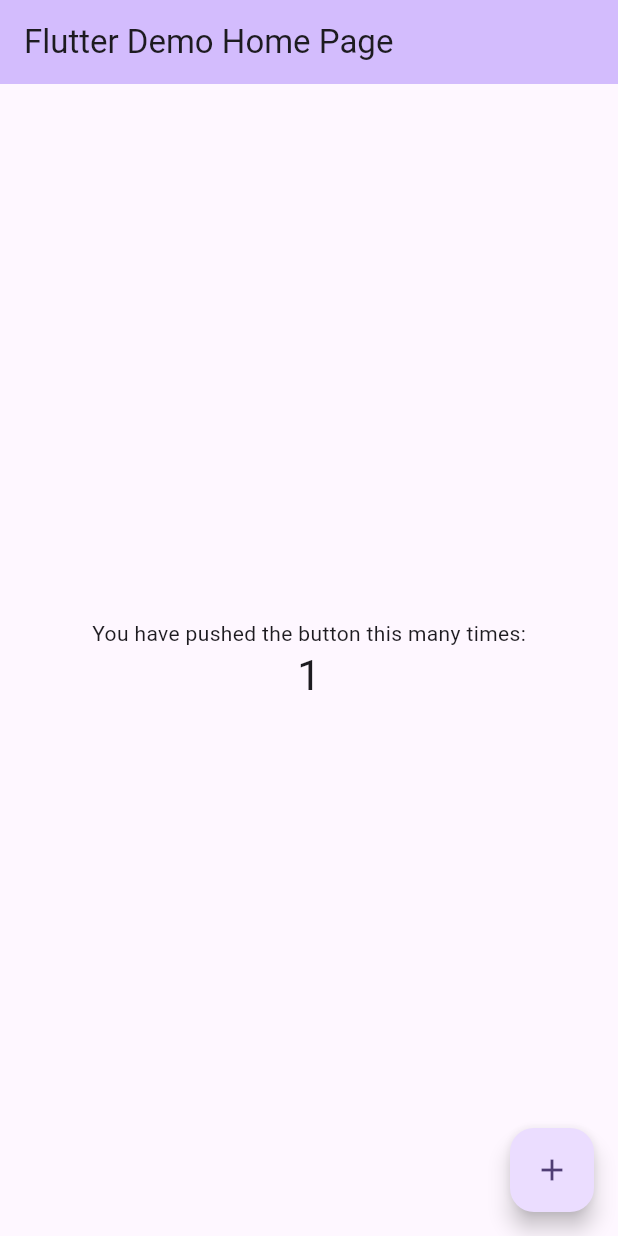
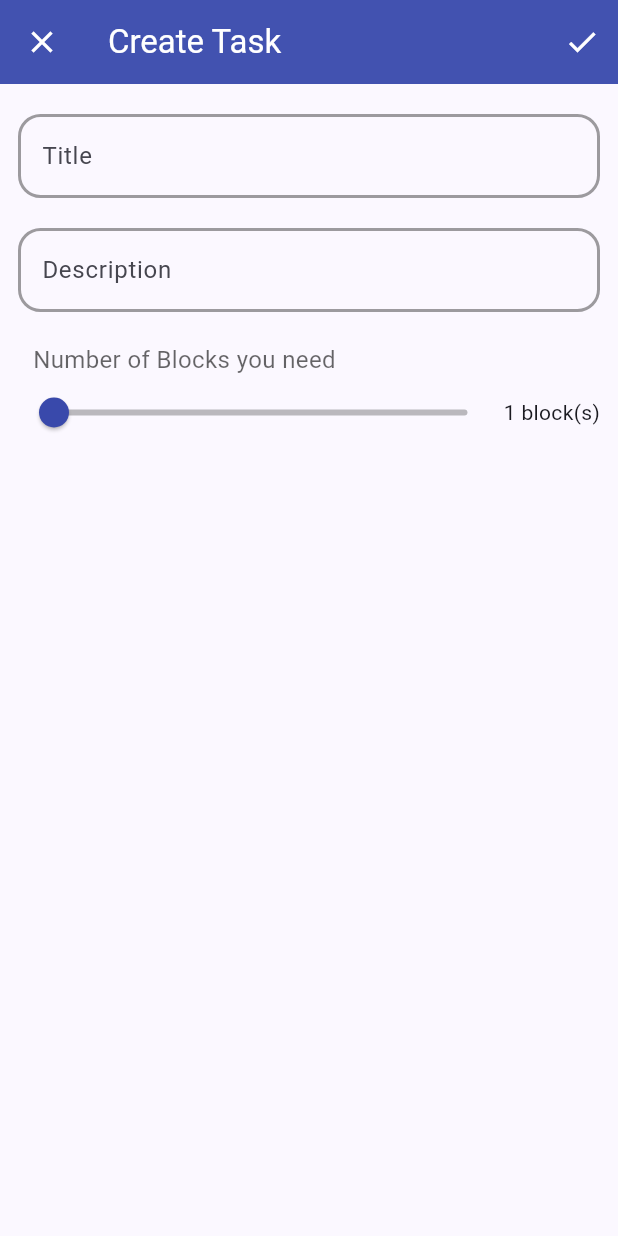
Before and after one commit to SathiyaramanM/Blocks, a Flutter app: the screen it shows after launch, after a tap on the "add" icon, on a phone screen of 412 x 824 dp. Run offline on Flutter 3.47's test engine with Material 3 defaults, Android fonts, the phone set to English and light mode, and no system bars; our stand-ins replace objectbox; missing offline and left inert: objectbox_flutter_libs; generated files the repository leaves out were written again.

Commit message:
Finish Task Creation feature (#15)
Create screens for home, create and view tasks.
Use ObjectBox for data persistence

```diff
--- /dev/null
+++ b/src/lib/entities/task.dart
@@ -0,0 +1,19 @@
+import 'package:objectbox/objectbox.dart';
+
+@Entity()
+class Task {
+  @Id()
+  int id;
+
+  String title;
+
+  String? description;
+
+  int noOfBlocks;
+
+  Task(
+      {this.id = 0,
+      required this.title,
+      this.description,
+      required this.noOfBlocks});
+}
--- a/src/lib/main.dart
+++ b/src/lib/main.dart
@@ -1,6 +1,15 @@
+import 'package:blocks/screens/home_screen.dart';
+import 'package:blocks/storage/objectbox.dart';
 import 'package:flutter/material.dart';
+import 'package:objectbox_flutter_libs/objectbox_flutter_libs.dart';
 
-void main() {
+late ObjectBox objectBox;
+
+void main() async {
+  WidgetsFlutterBinding.ensureInitialized();
+
+  loadObjectBoxLibraryAndroidCompat();
+  objectBox = await ObjectBox.create();
   runApp(const MyApp());
 }
 
@@ -10,116 +19,62 @@ class MyApp extends StatelessWidget {
   // This widget is the root of your application.
   @override
   Widget build(BuildContext context) {
+    Color lightModeSeedColor = Colors.indigo.shade600;
+    Color darkModeSeedColor = Colors.indigo.shade400;
     return MaterialApp(
-      title: 'Flutter Demo',
+      title: 'Blocks',
       theme: ThemeData(
-        // This is the theme of your application.
-        //
-        // TRY THIS: Try running your application with "flutter run". You'll see
-        // the application has a purple toolbar. Then, without quitting the app,
-        // try changing the seedColor in the colorScheme below to Colors.green
-        // and then invoke "hot reload" (save your changes or press the "hot
-        // reload" button in a Flutter-supported IDE, or press "r" if you used
-        // the command line to start the app).
-        //
-        // Notice that the counter didn't reset back to zero; the application
-        // state is not lost during the reload. To reset the state, use hot
-        // restart instead.
-        //
-        // This works for code too, not just values: Most code changes can be
-        // tested with just a hot reload.
-        colorScheme: ColorScheme.fromSeed(seedColor: Colors.deepPurple),
-        useMaterial3: true,
-      ),
-      home: const MyHomePage(title: 'Flutter Demo Home Page'),
+          colorScheme: ColorScheme.fromSeed(
+              seedColor: Colors.indigo, background: Colors.indigo.shade50),
+          appBarTheme: const AppBarTheme(
+              elevation: 15,
+              foregroundColor: Colors.white,
+              backgroundColor: Colors.indigo),
+          floatingActionButtonTheme: FloatingActionButtonThemeData(
+              backgroundColor: lightModeSeedColor,
+              foregroundColor: Colors.indigo.shade50),
+          inputDecorationTheme: InputDecorationTheme(
+            border: OutlineInputBorder(
+                borderRadius: BorderRadius.circular(15),
+                borderSide: const BorderSide(width: 2)),
+            enabledBorder: OutlineInputBorder(
+                borderRadius: BorderRadius.circular(15),
+                borderSide: const BorderSide(width: 2, color: Colors.black38)),
+            focusedBorder: OutlineInputBorder(
+                borderRadius: BorderRadius.circular(15),
+                borderSide: BorderSide(color: lightModeSeedColor, width: 2)),
+          ),
+          sliderTheme: SliderThemeData(
+              thumbColor: lightModeSeedColor,
+              inactiveTrackColor: Colors.black26),
+          useMaterial3: true),
+      darkTheme: ThemeData(
+          colorScheme: ColorScheme.fromSeed(
+              seedColor: darkModeSeedColor, brightness: Brightness.dark),
+          appBarTheme:
+              const AppBarTheme(elevation: 15, backgroundColor: Colors.indigo),
+          floatingActionButtonTheme: FloatingActionButtonThemeData(
+            backgroundColor: Colors.indigo.shade400,
+          ),
+          inputDecorationTheme: InputDecorationTheme(
+            border: OutlineInputBorder(borderRadius: BorderRadius.circular(15)),
+            enabledBorder: OutlineInputBorder(
+                borderRadius: BorderRadius.circular(15),
+                borderSide: const BorderSide(width: 2, color: Colors.white38)),
+            focusedBorder: OutlineInputBorder(
+                borderRadius: BorderRadius.circular(15),
+                borderSide: const BorderSide(
+                  color: Colors.indigo,
+                  width: 2,
+                )),
+          ),
+          sliderTheme: SliderThemeData(
+              thumbColor: darkModeSeedColor,
+              inactiveTrackColor: Colors.white60,
+              activeTrackColor: darkModeSeedColor),
+          useMaterial3: true),
+      home: const HomeScreen(title: 'Blocks'),
+      debugShowCheckedModeBanner: false,
     );
   }
 }
-
-class MyHomePage extends StatefulWidget {
-  const MyHomePage({super.key, required this.title});
-
-  // This widget is the home page of your application. It is stateful, meaning
-  // that it has a State object (defined below) that contains fields that affect
-  // how it looks.
-
-  // This class is the configuration for the state. It holds the values (in this
-  // case the title) provided by the parent (in this case the App widget) and
-  // used by the build method of the State. Fields in a Widget subclass are
-  // always marked "final".
-
-  final String title;
-
-  @override
-  State<MyHomePage> createState() => _MyHomePageState();
-}
-
-class _MyHomePageState extends State<MyHomePage> {
-  int _counter = 0;
-
-  void _incrementCounter() {
-    setState(() {
-      // This call to setState tells the Flutter framework that something has
-      // changed in this State, which causes it to rerun the build method below
-      // so that the display can reflect the updated values. If we changed
-      // _counter without calling setState(), then the build method would not be
-      // called again, and so nothing would appear to happen.
-      _counter++;
-    });
-  }
-
-  @override
-  Widget build(BuildContext context) {
-    // This method is rerun every time setState is called, for instance as done
-    // by the _incrementCounter method above.
-    //
-    // The Flutter framework has been optimized to make rerunning build methods
-    // fast, so that you can just rebuild anything that needs updating rather
-    // than having to individually change instances of widgets.
-    return Scaffold(
-      appBar: AppBar(
-        // TRY THIS: Try changing the color here to a specific color (to
-        // Colors.amber, perhaps?) and trigger a hot reload to see the AppBar
-        // change color while the other colors stay the same.
-        backgroundColor: Theme.of(context).colorScheme.inversePrimary,
-        // Here we take the value from the MyHomePage object that was created by
-        // the App.build method, and use it to set our appbar title.
-        title: Text(widget.title),
-      ),
-      body: Center(
-        // Center is a layout widget. It takes a single child and positions it
-        // in the middle of the parent.
-        child: Column(
-          // Column is also a layout widget. It takes a list of children and
-          // arranges them vertically. By default, it sizes itself to fit its
-          // children horizontally, and tries to be as tall as its parent.
-          //
-          // Column has various properties to control how it sizes itself and
-          // how it positions its children. Here we use mainAxisAlignment to
-          // center the children vertically; the main axis here is the vertical
-          // axis because Columns are vertical (the cross axis would be
-          // horizontal).
-          //
-          // TRY THIS: Invoke "debug painting" (choose the "Toggle Debug Paint"
-          // action in the IDE, or press "p" in the console), to see the
-          // wireframe for each widget.
-          mainAxisAlignment: MainAxisAlignment.center,
-          children: <Widget>[
-            const Text(
-              'You have pushed the button this many times:',
-            ),
-            Text(
-              '$_counter',
-              style: Theme.of(context).textTheme.headlineMedium,
-            ),
-          ],
-        ),
-      ),
-      floatingActionButton: FloatingActionButton(
-        onPressed: _incrementCounter,
-        tooltip: 'Increment',
-        child: const Icon(Icons.add),
-      ), // This trailing comma makes auto-formatting nicer for build methods.
-    );
-  }
-}
--- /dev/null
+++ b/src/lib/screens/create_task_screen.dart
@@ -0,0 +1,109 @@
+import 'package:blocks/entities/task.dart';
+import 'package:blocks/storage/task_repository.dart';
+import 'package:flutter/material.dart';
+
+class CreateTaskScreen extends StatefulWidget {
+  const CreateTaskScreen({super.key});
+
+  @override
+  State<CreateTaskScreen> createState() => _CreateTaskScreenState();
+}
+
+class _CreateTaskScreenState extends State<CreateTaskScreen> {
+  final _formKey = GlobalKey<FormState>();
+  final _titleController = TextEditingController();
+  final _descriptionController = TextEditingController();
+  double _noOfBlocks = 1;
+
+  @override
+  Widget build(BuildContext context) {
+    return Scaffold(
+        appBar: AppBar(
+          title: const Text('Create Task'),
+          leading: IconButton(
+            icon: const Icon(Icons.close),
+            onPressed: () => {Navigator.of(context).pop()},
+          ),
+          actions: [
+            IconButton(
+                onPressed: () async {
+                  if (_formKey.currentState!.validate()) {
+                    final title = _titleController.text;
+                    final description = _descriptionController.text;
+                    final noOfBlocks = _noOfBlocks.toInt();
+                    final task = Task(
+                        title: title,
+                        description: description,
+                        noOfBlocks: noOfBlocks);
+                    await TaskRepository.addTask(task);
+                    if (context.mounted) {
+                      Navigator.of(context).pop();
+                    }
+                  }
+                },
+                icon: const Icon(Icons.check))
+          ],
+        ),
+        body: Form(
+            key: _formKey,
+            child: Padding(
+              padding: const EdgeInsets.fromLTRB(12, 20, 12, 12),
+              child: Column(
+                crossAxisAlignment: CrossAxisAlignment.start,
+                children: [
+                  TextFormField(
+                    validator: (value) {
+                      return value == null || value.isEmpty
+                          ? "Please enter some value"
+                          : null;
+                    },
+                    decoration: const InputDecoration(
+                        labelText: "Title", hintText: "What's the task?"),
+                    controller: _titleController,
+                  ),
+                  const SizedBox(height: 20),
+                  TextFormField(
+                    decoration: const InputDecoration(
+                        labelText: "Description",
+                        hintText: "Describe your task in few words"),
+                    keyboardType: TextInputType.multiline,
+                    maxLines: 2,
+                    minLines: 1,
+                    controller: _descriptionController,
+                  ),
+                  const SizedBox(height: 20),
+                  Padding(
+                    padding: const EdgeInsets.only(left: 10, right: 10),
+                    child: Text("Number of Blocks you need",
+                        style: TextStyle(
+                            color: Theme.of(context).hintColor, fontSize: 16)),
+                  ),
+                  Row(
+                    children: [
+                      Expanded(
+                        child: Slider(
+                          value: _noOfBlocks,
+                          min: 1,
+                          max: 16,
+                          onChanged: (value) {
+                            setState(() {
+                              _noOfBlocks = value;
+                            });
+                          },
+                        ),
+                      ),
+                      Text("${_noOfBlocks.toInt()} block(s)")
+                    ],
+                  ),
+                ],
+              ),
+            )));
+  }
+
+  @override
+  void dispose() {
+    super.dispose();
+    _titleController.dispose();
+    _descriptionController.dispose();
+  }
+}
--- /dev/null
+++ b/src/lib/screens/home_screen.dart
@@ -0,0 +1,104 @@
+import 'package:blocks/entities/task.dart';
+import 'package:blocks/screens/create_task_screen.dart';
+import 'package:blocks/screens/view_task_screen.dart';
+import 'package:blocks/storage/task_repository.dart';
+import 'package:flutter/material.dart';
+
+class HomeScreen extends StatelessWidget {
+  const HomeScreen({super.key, required this.title});
+
+  final String title;
+
+  void createNewTask(BuildContext context) {
+    Navigator.of(context).push(MaterialPageRoute(
+        builder: (context) => const CreateTaskScreen(),
+        fullscreenDialog: true));
+  }
+
+  @override
+  Widget build(BuildContext context) {
+    return Scaffold(
+      appBar: AppBar(
+        title: Text(title),
+      ),
+      floatingActionButton: FloatingActionButton(
+        onPressed: () => createNewTask(context),
+        child: const Icon(Icons.add),
+      ),
+      body: Padding(
+        padding: const EdgeInsets.fromLTRB(12, 16, 12, 16),
+        child: Column(
+          crossAxisAlignment: CrossAxisAlignment.start,
+          children: [
+            Padding(
+              padding: const EdgeInsets.fromLTRB(4, 4, 4, 12),
+              child: Text(
+                'Your Tasks',
+                style: Theme.of(context).textTheme.bodyLarge,
+                textAlign: TextAlign.start,
+              ),
+            ),
+            StreamBuilder(
+              stream: TaskRepository.getTasks(),
+              builder: (context, snapshot) {
+                if (snapshot.hasError) {
+                  debugPrintStack(stackTrace: snapshot.stackTrace);
+                  return Column(
+                    mainAxisAlignment: MainAxisAlignment.center,
+                    children: [
+                      const Icon(
+                        Icons.error_outline,
+                        color: Colors.red,
+                        size: 60,
+                      ),
+                      Padding(
+                        padding:
+                            const EdgeInsets.only(top: 16, left: 16, right: 16),
+                        child: Text('Error: ${snapshot.error}'),
+                      ),
+                    ],
+                  );
+                } else {
+                  return ListView.builder(
+                      shrinkWrap: true,
+                      itemCount: snapshot.hasData ? snapshot.data!.length : 0,
+                      itemBuilder: (builder, index) {
+                        final task = snapshot.data?[index];
+                        if (task == null) {
+                          return const Text("Unknown error");
+                        }
+                        return Dismissible(
+                          key: UniqueKey(),
+                          onDismissed: (direction) async =>
+                              await deleteTask(task.id),
+                          child: ListTile(
+                              key: Key('list_item_$index'),
+                              onTap: () => viewTask(context, task),
+                              leading: Checkbox(value: true, onChanged: (_) {}),
+                              title: Text(task.title,
+                                  style: Theme.of(context).textTheme.bodyLarge),
+                              trailing: IconButton(
+                                  icon: const Icon(Icons.delete),
+                                  onPressed: () async =>
+                                      await deleteTask(task.id)),
+                              contentPadding: EdgeInsets.zero),
+                        );
+                      });
+                }
+              },
+            ),
+          ],
+        ),
+      ),
+    );
+  }
+
+  void viewTask(BuildContext context, Task task) {
+    Navigator.of(context).push(
+        MaterialPageRoute(builder: (context) => ViewTaskScreen(task: task)));
+  }
+
+  Future deleteTask(int taskId) {
+    return TaskRepository.removeTask(taskId);
+  }
+}
--- /dev/null
+++ b/src/lib/screens/view_task_screen.dart
@@ -0,0 +1,26 @@
+import 'package:blocks/entities/task.dart';
+import 'package:flutter/material.dart';
+
+class ViewTaskScreen extends StatelessWidget {
+  const ViewTaskScreen({super.key, required this.task});
+
+  final Task task;
+
+  @override
+  Widget build(BuildContext context) {
+    return Scaffold(
+      appBar: AppBar(
+        title: Text(task.title),
+      ),
+      body: Container(
+        padding: const EdgeInsets.fromLTRB(12, 16, 12, 12),
+        child: Center(
+          child: Column(mainAxisAlignment: MainAxisAlignment.center, children: [
+            Text('Description: ${task.description ?? "None"}'),
+            Text('No. of Blocks: ${task.noOfBlocks}')
+          ]),
+        ),
+      ),
+    );
+  }
+}
--- /dev/null
+++ b/src/lib/storage/objectbox.dart
@@ -0,0 +1,21 @@
+import 'package:blocks/entities/task.dart';
+import 'package:blocks/objectbox.g.dart';
+import 'package:path/path.dart' as path;
+import 'package:path_provider/path_provider.dart';
+
+class ObjectBox {
+  late final Store _store;
+
+  late final Box<Task> tasksBox;
+
+  static Future<ObjectBox> create() async {
+    final store = await openStore(
+        directory: path.join(
+            (await getApplicationDocumentsDirectory()).path, "blocks-app"));
+    return ObjectBox._create(store);
+  }
+
+  ObjectBox._create(this._store) {
+    tasksBox = Box<Task>(_store);
+  }
+}
--- /dev/null
+++ b/src/lib/storage/task_repository.dart
@@ -0,0 +1,16 @@
+import 'package:blocks/entities/task.dart';
+import 'package:blocks/main.dart';
+import 'package:blocks/objectbox.g.dart';
+
+class TaskRepository {
+  static Stream<List<Task>> getTasks() {
+    final builder =
+        objectBox.tasksBox.query().order(Task_.title, flags: Order.descending);
+    return builder.watch(triggerImmediately: true).map((query) => query.find());
+  }
+
+  static Future<int> addTask(Task task) => objectBox.tasksBox.putAsync(task);
+
+  static Future<void> removeTask(int taskId) =>
+      objectBox.tasksBox.removeAsync(taskId);
+}
```
Also changed, not shown: src/lib/objectbox-model.json (added, +47 -0 lines), src/pubspec.yaml (+9 -0 lines), src/pubspec.lock, 4 other files.
